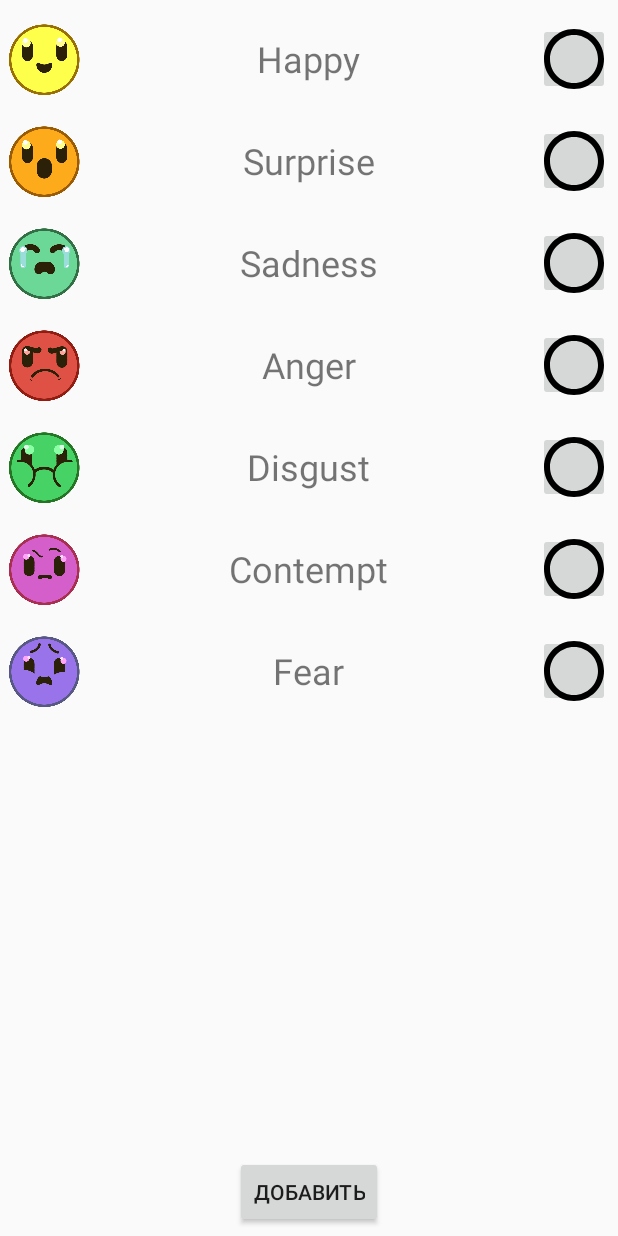
After one commit to OneLastTimeTeam/city_emotions_android, an Android app: the fragment NewMarkerFragment placed in its activity, on a phone screen of 412 x 824 dp. The commit adds this screen. Run offline under Robolectric (Android 15) with nearby library versions, the phone set to English and light mode, and no system bars; 4 statements that could not run were skipped.

Commit message:
Implement addition of new markers [saveInstance handling soon]

```diff
--- a/app/build.gradle
+++ b/app/build.gradle
@@ -35,4 +35,5 @@ dependencies {
     androidTestImplementation 'androidx.test.espresso:espresso-core:3.2.0'
     implementation 'androidx.constraintlayout:constraintlayout:1.1.3'
     implementation 'com.google.android.libraries.places:places:2.1.0'
+    implementation "androidx.recyclerview:recyclerview:1.0.0"
 }
--- a/app/src/main/AndroidManifest.xml
+++ b/app/src/main/AndroidManifest.xml
@@ -11,7 +11,7 @@
 
     <application
         android:allowBackup="true"
-        android:icon="@mipmap/ic_launcher"
+        android:icon="@drawable/emotion_happy"
         android:label="@string/app_name"
         android:roundIcon="@mipmap/ic_launcher_round"
         android:supportsRtl="true"
@@ -31,7 +31,8 @@
 
         <activity
             android:name=".MapsActivity"
-            android:label="@string/title_activity_maps">
+            android:theme="@style/Theme.AppCompat.Light.NoActionBar"
+            android:label="@string/app_name">
             <intent-filter>
                 <action android:name="android.intent.action.MAIN" />
 
--- a/app/src/main/java/com/example/cityemotions/MapsActivity.kt
+++ b/app/src/main/java/com/example/cityemotions/MapsActivity.kt
@@ -3,15 +3,21 @@ package com.example.cityemotions
 import androidx.appcompat.app.AppCompatActivity
 import android.os.Bundle
 import com.example.cityemotions.fragments.MapScreenFragment
+import com.example.cityemotions.fragments.NewMarkerFragment
 import com.example.cityemotions.fragments.ProfileFragment
+import com.google.android.gms.maps.model.LatLng
 
 
 interface OnSelectProfile {
     fun onProfileSelected()
 }
 
+interface OnMarkerClicker {
+    fun onMarkerClicked(position: LatLng)
+}
 
-class MapsActivity : AppCompatActivity(), OnSelectProfile {
+
+class MapsActivity : AppCompatActivity(), OnSelectProfile, OnMarkerClicker {
 
     override fun onCreate(savedInstanceState: Bundle?) {
         super.onCreate(savedInstanceState)
@@ -29,4 +35,11 @@ class MapsActivity : AppCompatActivity(), OnSelectProfile {
             .addToBackStack(null)
             .commit()
     }
+
+    override fun onMarkerClicked(position: LatLng) {
+        supportFragmentManager.beginTransaction()
+            .replace(R.id.fragment_container, NewMarkerFragment.createFragment(position))
+            .addToBackStack(null)
+            .commit()
+    }
 }
--- a/app/src/main/java/com/example/cityemotions/datamodels/MarkerModel.kt
+++ b/app/src/main/java/com/example/cityemotions/datamodels/MarkerModel.kt
@@ -9,14 +9,14 @@ import com.example.cityemotions.R
  * @property dbId emotion ID in database
  * @property resId resource ID
  */
-enum class Emotion(val dbId: Int, val resId: Int) {
-    HAPPY(0, R.drawable.emotion_happy),
-    SURPRISE(1, R.drawable.emotion_surprise),
-    SADNESS(2, R.drawable.emotion_sadness),
-    ANGER(3, R.drawable.emotion_anger),
-    DISGUST(4, R.drawable.emotion_disgust),
-    CONTEMPT(5, R.drawable.emotion_contempt),
-    FEAR(6, R.drawable.emotion_fear)
+enum class Emotion(val dbId: Int, val resId: Int, val title: String) {
+    HAPPY(0, R.drawable.emotion_happy, "Happy"),
+    SURPRISE(1, R.drawable.emotion_surprise, "Surprise"),
+    SADNESS(2, R.drawable.emotion_sadness, "Sadness"),
+    ANGER(3, R.drawable.emotion_anger, "Anger"),
+    DISGUST(4, R.drawable.emotion_disgust, "Disgust"),
+    CONTEMPT(5, R.drawable.emotion_contempt, "Contempt"),
+    FEAR(6, R.drawable.emotion_fear, "Fear")
 }
 
 
--- /dev/null
+++ b/app/src/main/java/com/example/cityemotions/fragments/NewMarkerFragment.kt
@@ -0,0 +1,125 @@
+package com.example.cityemotions.fragments
+
+import android.content.Context
+import android.os.Bundle
+import android.view.LayoutInflater
+import android.view.View
+import android.view.ViewGroup
+import android.widget.*
+import androidx.fragment.app.Fragment
+import androidx.recyclerview.widget.LinearLayoutManager
+import androidx.recyclerview.widget.RecyclerView
+import com.example.cityemotions.Injector
+import com.example.cityemotions.R
+import com.example.cityemotions.datamodels.Emotion
+import com.example.cityemotions.datamodels.MarkerModel
+import com.example.cityemotions.datasources.MarkerDataSource
+import com.example.cityemotions.modelviews.NewMarkerScreenViewModel
+import com.google.android.gms.maps.model.LatLng
+
+class NewMarkerFragment: Fragment() {
+    companion object {
+        const val SAVED_LONGTITUDE: String = "saved.longtitude"
+        const val SAVED_LATITUDE: String = "saved.latitude"
+
+        fun createFragment(latLng: LatLng): NewMarkerFragment {
+            val fragment = NewMarkerFragment()
+
+            fragment.apply { arguments = Bundle().apply {
+                    putDouble(SAVED_LATITUDE, latLng.latitude)
+                    putDouble(SAVED_LONGTITUDE, latLng.longitude)
+                }
+            }
+            return fragment
+        }
+    }
+
+    private lateinit var dataAdapter: EmotionAdapter
+    private var longtitude: Double = 0.0
+    private var latitude: Double = 0.0
+
+    private lateinit var newMarkerScreenViewModel: NewMarkerScreenViewModel
+
+    override fun onCreate(savedInstanceState: Bundle?) {
+        super.onCreate(savedInstanceState)
+        dataAdapter = EmotionAdapter()
+        val factory = Injector.provideViewModelFactory()
+        newMarkerScreenViewModel = factory.create(NewMarkerScreenViewModel::class.java)
+    }
+
+    override fun onCreateView(
+        inflater: LayoutInflater,
+        container: ViewGroup?,
+        savedInstanceState: Bundle?
+    ): View? {
+        return inflater.inflate(R.layout.new_marker_screen, container, false)
+    }
+
+    override fun onViewCreated(view: View, savedInstanceState: Bundle?) {
+        super.onViewCreated(view, savedInstanceState)
+        longtitude = arguments?.getDouble(SAVED_LONGTITUDE) as Double
+        latitude = arguments?.getDouble(SAVED_LATITUDE) as Double
+
+        val recyclerView = view.findViewById<RecyclerView>(R.id.emotions_list)
+        recyclerView.layoutManager = LinearLayoutManager(activity)
+        recyclerView.adapter = dataAdapter
+
+        val addButton = view.findViewById<Button>(R.id.add_button)
+        addButton.setOnClickListener {
+            if (dataAdapter.checkedEmotion == null) {
+                Toast.makeText(activity, "Choose emotion!", Toast.LENGTH_SHORT).show()
+            } else {
+                val emotionIdx = dataAdapter.checkedEmotion?.adapterPosition
+                if (emotionIdx != null) {
+                    val marker = MarkerModel(latitude, longtitude, Emotion.values()[emotionIdx])
+                    newMarkerScreenViewModel.addMarker(marker, object : MarkerDataSource.AddCallback{
+                        override fun onAdd() {
+                            activity?.onBackPressed()
+                        }
+
+                        override fun onError(t: Throwable) {
+                            Toast.makeText(activity, "Something went wrong...", Toast.LENGTH_LONG)
+                                .show()
+                        }
+                    })
+                }
+            }
+        }
+    }
+
+    class EmotionAdapter: RecyclerView.Adapter<EmotionViewHolder>() {
+        var checkedEmotion: EmotionViewHolder? = null
+
+        override fun onCreateViewHolder(parent: ViewGroup, viewType: Int): EmotionViewHolder {
+            val view = LayoutInflater
+                .from(parent.context)
+                .inflate(R.layout.emotions_list_element, parent, false)
+            return EmotionViewHolder(view)
+        }
+
+        override fun onBindViewHolder(holder: EmotionViewHolder, position: Int) {
+            val emotion = Emotion.values()[position]
+            holder.imageView.setImageResource(emotion.resId)
+            holder.textView.text = emotion.title
+            if (checkedEmotion != null && checkedEmotion == holder) {
+                holder.checkButton.setImageResource(R.drawable.checked_checkbox)
+            }
+
+            holder.checkButton.setOnClickListener {
+                checkedEmotion?.checkButton?.setImageResource(R.drawable.unchecked_checkbox)
+                holder.checkButton.setImageResource(R.drawable.checked_checkbox)
+                checkedEmotion = holder
+            }
+        }
+
+        override fun getItemCount(): Int {
+            return Emotion.values().size
+        }
+    }
+
+    class EmotionViewHolder (itemView: View): RecyclerView.ViewHolder(itemView) {
+        val imageView: ImageView = itemView.findViewById(R.id.emotion_image)
+        val textView: TextView = itemView.findViewById(R.id.emotion_title)
+        val checkButton: ImageButton = itemView.findViewById(R.id.checkbox)
+    }
+}
--- /dev/null
+++ b/app/src/main/java/com/example/cityemotions/modelviews/NewMarkerScreenViewModel.kt
@@ -0,0 +1,40 @@
+package com.example.cityemotions.modelviews
+
+import androidx.lifecycle.ViewModel
+import com.example.cityemotions.datamodels.MarkerModel
+import com.example.cityemotions.datasources.MarkerDataSource
+import com.example.cityemotions.usecases.AddMarker
+import com.example.cityemotions.usecases.UseCase
+import com.example.cityemotions.usecases.UseCaseHandler
+
+
+/**
+ * Implementation of ViewModel, operates with work on the map
+ *
+ * @property addMarker UseCase for adding markers
+ * @property useCaseHandler handler for all UseCases
+ */
+class NewMarkerScreenViewModel(private val addMarker: AddMarker,
+                               private val useCaseHandler: UseCaseHandler
+): ViewModel() {
+    /**
+     * Add MarkerModel to storage
+     *
+     * @param marker marker model to add
+     * @param callback user`s callback implementation
+     */
+    fun addMarker(marker: MarkerModel, callback: MarkerDataSource.AddCallback) {
+        val requestValue = AddMarker.RequestValue(marker)
+
+        useCaseHandler.execute(addMarker, requestValue, object :
+            UseCase.UseCaseCallback<AddMarker.ResponseValue> {
+            override fun onSuccess(response: AddMarker.ResponseValue) {
+                callback.onAdd()
+            }
+
+            override fun onError(t: Throwable) {
+                callback.onError(t)
+            }
+        })
+    }
+}
--- a/app/src/main/java/com/example/cityemotions/modelviews/ViewModelFactory.kt
+++ b/app/src/main/java/com/example/cityemotions/modelviews/ViewModelFactory.kt
@@ -30,7 +30,9 @@ class ViewModelFactory : ViewModelProvider.Factory {
     override fun <T : ViewModel?> create(modelClass: Class<T>): T {
         if (modelClass == MapScreenViewModel::class.java) {
             return MapScreenViewModel(Injector.provideGetMarkers(),
-                Injector.provideAddMarker(),
+                Injector.provideUseCaseHandler()) as T
+        } else if (modelClass == NewMarkerScreenViewModel::class.java) {
+            return NewMarkerScreenViewModel(Injector.provideAddMarker(),
                 Injector.provideUseCaseHandler()) as T
         }
         throw IllegalArgumentException("Unknown class $modelClass")
--- /dev/null
+++ b/app/src/main/res/drawable/checked_checkbox.xml
@@ -0,0 +1,4 @@
+<vector android:height="48dp" android:viewportHeight="24.0"
+    android:viewportWidth="24.0" android:width="48dp" xmlns:android="http://schemas.android.com/apk/res/android">
+    <path android:fillColor="#FF000000" android:pathData="M12,7c-2.76,0 -5,2.24 -5,5s2.24,5 5,5 5,-2.24 5,-5 -2.24,-5 -5,-5zM12,2C6.48,2 2,6.48 2,12s4.48,10 10,10 10,-4.48 10,-10S17.52,2 12,2zM12,20c-4.42,0 -8,-3.58 -8,-8s3.58,-8 8,-8 8,3.58 8,8 -3.58,8 -8,8z"/>
+</vector>
--- /dev/null
+++ b/app/src/main/res/drawable/unchecked_checkbox.xml
@@ -0,0 +1,4 @@
+<vector android:height="48dp" android:viewportHeight="24.0"
+    android:viewportWidth="24.0" android:width="48dp" xmlns:android="http://schemas.android.com/apk/res/android">
+    <path android:fillColor="#FF000000" android:pathData="M12,2C6.48,2 2,6.48 2,12s4.48,10 10,10 10,-4.48 10,-10S17.52,2 12,2zM12,20c-4.42,0 -8,-3.58 -8,-8s3.58,-8 8,-8 8,3.58 8,8 -3.58,8 -8,8z"/>
+</vector>
--- /dev/null
+++ b/app/src/main/res/layout/emotions_list_element.xml
@@ -0,0 +1,25 @@
+<?xml version="1.0" encoding="utf-8"?>
+<RelativeLayout xmlns:android="http://schemas.android.com/apk/res/android"
+    android:orientation="vertical" android:layout_width="match_parent"
+    android:layout_height="68dp">
+
+    <ImageView android:id="@+id/emotion_image"
+        android:layout_height="48dp"
+        android:layout_width="48dp"
+        android:layout_centerVertical="true" />
+
+    <TextView android:id="@+id/emotion_title"
+        android:layout_height="wrap_content"
+        android:layout_width="wrap_content"
+        android:layout_centerInParent="true"
+        android:textSize="24sp"
+        />
+
+    <ImageButton android:id="@+id/checkbox"
+        android:layout_height="48dp"
+        android:layout_width="48dp"
+        android:src="@drawable/unchecked_checkbox"
+        android:layout_alignParentEnd="true"
+        android:layout_centerVertical="true" />
+
+</RelativeLayout>
--- /dev/null
+++ b/app/src/main/res/layout/new_marker_screen.xml
@@ -0,0 +1,23 @@
+<?xml version="1.0" encoding="utf-8"?>
+<RelativeLayout xmlns:android="http://schemas.android.com/apk/res/android"
+    android:orientation="vertical" android:layout_width="match_parent"
+    android:layout_height="match_parent">
+
+    <androidx.recyclerview.widget.RecyclerView
+        android:id="@+id/emotions_list"
+        android:orientation="horizontal"
+        android:layout_width="match_parent"
+        android:layout_height="match_parent"
+        android:layout_margin="5dp">
+    </androidx.recyclerview.widget.RecyclerView>
+
+    <Button
+        android:id="@+id/add_button"
+        android:layout_width="wrap_content"
+        android:layout_height="wrap_content"
+        android:layout_alignParentBottom="true"
+        android:layout_centerHorizontal="true"
+        android:layout_marginBottom="5dp"
+        android:text="Добавить" />
+
+</RelativeLayout>
```
Also changed, not shown: app/src/main/java/com/example/cityemotions/datasources/MarkerDataSource.kt (+9 -9 lines), app/src/main/java/com/example/cityemotions/fragments/MapScreenFragment.kt (+10 -12 lines), app/src/main/java/com/example/cityemotions/modelviews/MapScreenViewModel.kt (+0 -23 lines).
